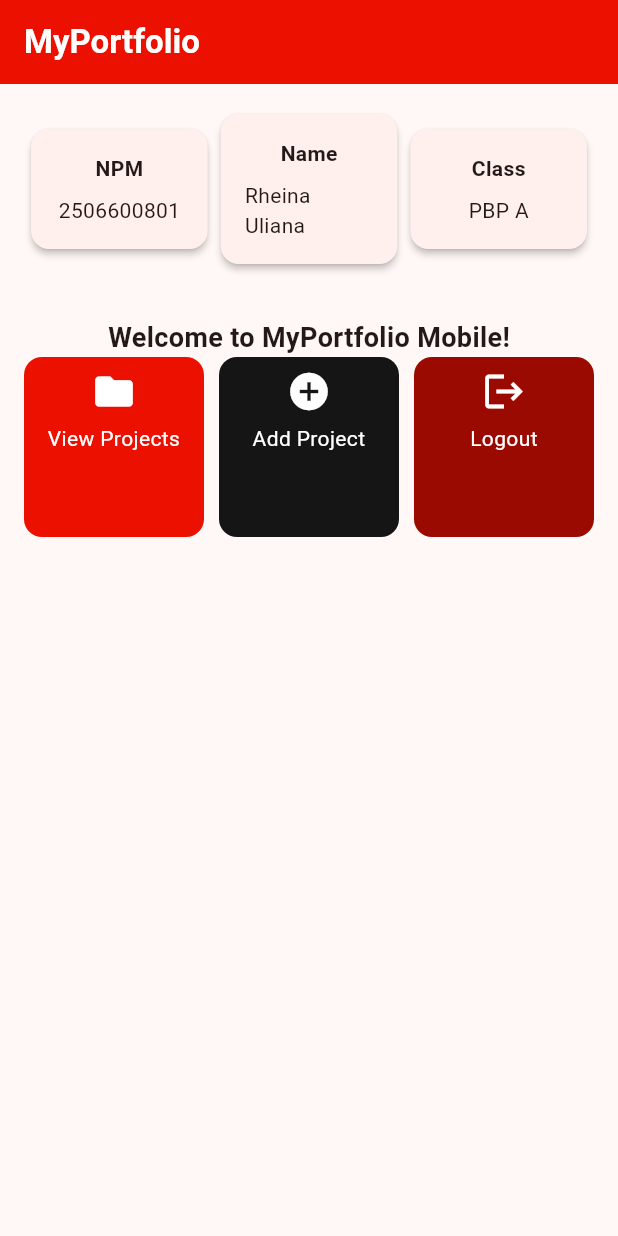
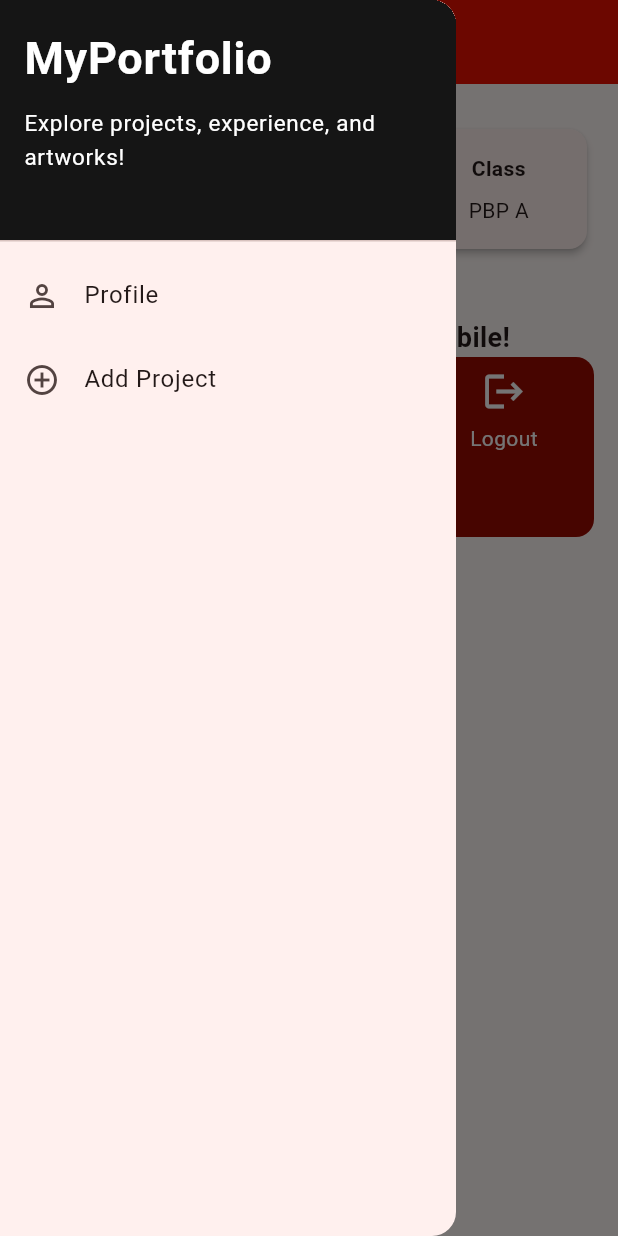
Before and after one commit to rh-elise/myportofolio_mobile, a Flutter app: the screen it shows after launch, with the side drawer open (before the commit the screen has no drawer), on a phone screen of 412 x 824 dp. Run offline on Flutter 3.47's test engine with Material 3 defaults, Android fonts, the phone set to English and light mode, and no system bars.

Commit message:
feat: Menambahkan drawer menu dan navigasi ke form

```diff
--- a/lib/screens/menu.dart
+++ b/lib/screens/menu.dart
@@ -1,4 +1,6 @@
 import 'package:flutter/material.dart';
+import 'package:myportofolio_mobile/screens/project_form.dart';
+import 'package:myportofolio_mobile/widgets/left_drawer.dart';
 
 class ItemHomepage {
   final String name;
@@ -42,7 +44,10 @@ class MyHomePage extends StatelessWidget {
           style: TextStyle(color: Colors.white, fontWeight: FontWeight.bold),
         ),
         backgroundColor: Theme.of(context).colorScheme.primary,
+        iconTheme: const IconThemeData(color: Colors.white),
       ),
+      // Drawer dipasang di Scaffold agar ikon menu muncul otomatis di AppBar.
+      drawer: const LeftDrawer(),
       body: SafeArea(
         child: SingleChildScrollView(
           padding: const EdgeInsets.all(16.0),
@@ -141,6 +146,7 @@ class ItemCard extends StatelessWidget {
         onTap: () async {
           // Aksi destruktif perlu konfirmasi.
           if (item.requiresConfirmation) {
+            // Dialog mengembalikan nilai true hanya jika Confirm ditekan.
             final confirmed = await showDialog<bool>(
               context: context,
               builder: (dialogContext) {
@@ -185,6 +191,15 @@ class ItemCard extends StatelessWidget {
                 ),
               ),
             );
+
+          // push menambah halaman baru di atas stack, jadi tombol Back
+          // mengembalikan pengguna ke menu utama.
+          if (item.name == "Add Project") {
+            Navigator.push(
+              context,
+              MaterialPageRoute(builder: (context) => const ProjectFormPage()),
+            );
+          }
         },
         child: Container(
           padding: const EdgeInsets.all(8),
--- a/lib/screens/project_form.dart
+++ b/lib/screens/project_form.dart
@@ -1,4 +1,5 @@
 import 'package:flutter/material.dart';
+import 'package:myportofolio_mobile/widgets/left_drawer.dart';
 
 class ProjectFormPage extends StatefulWidget {
   const ProjectFormPage({super.key});
@@ -49,6 +50,7 @@ class _ProjectFormPageState extends State<ProjectFormPage> {
         backgroundColor: Theme.of(context).colorScheme.primary,
         foregroundColor: Colors.white,
       ),
+      drawer: const LeftDrawer(),
       body: Form(
         key: _formKey,
         child: SingleChildScrollView(
--- /dev/null
+++ b/lib/widgets/left_drawer.dart
@@ -0,0 +1,65 @@
+import 'package:flutter/material.dart';
+import 'package:myportofolio_mobile/screens/menu.dart';
+import 'package:myportofolio_mobile/screens/project_form.dart';
+
+class LeftDrawer extends StatelessWidget {
+  const LeftDrawer({super.key});
+
+  @override
+  Widget build(BuildContext context) {
+    return Drawer(
+      child: ListView(
+        children: [
+          // Header memakai warna ink agar tetap kontras dengan AppBar merah.
+          const DrawerHeader(
+            decoration: BoxDecoration(color: Color(0xFF151515)),
+            child: Column(
+              crossAxisAlignment: CrossAxisAlignment.start,
+              children: [
+                Text(
+                  'MyPortfolio',
+                  style: TextStyle(
+                    fontSize: 30,
+                    fontWeight: FontWeight.bold,
+                    color: Colors.white,
+                  ),
+                ),
+                SizedBox(height: 10),
+                Text(
+                  'Explore projects, experience, and artworks!',
+                  style: TextStyle(fontSize: 15, color: Colors.white),
+                ),
+              ],
+            ),
+          ),
+          ListTile(
+            leading: const Icon(Icons.person_outline),
+            title: const Text('Profile'),
+            // pushReplacement mengganti halaman aktif, jadi menu Profile
+            // tidak menumpuk di stack saat dibuka berulang kali.
+            onTap: () {
+              Navigator.pushReplacement(
+                context,
+                MaterialPageRoute(builder: (context) => const MyHomePage()),
+              );
+            },
+          ),
+          ListTile(
+            leading: const Icon(Icons.add_circle_outline),
+            title: const Text('Add Project'),
+            // push menyisakan halaman menu di bawahnya agar tombol Back
+            // tetap kembali ke sana.
+            onTap: () {
+              Navigator.push(
+                context,
+                MaterialPageRoute(
+                  builder: (context) => const ProjectFormPage(),
+                ),
+              );
+            },
+          ),
+        ],
+      ),
+    );
+  }
+}
```
